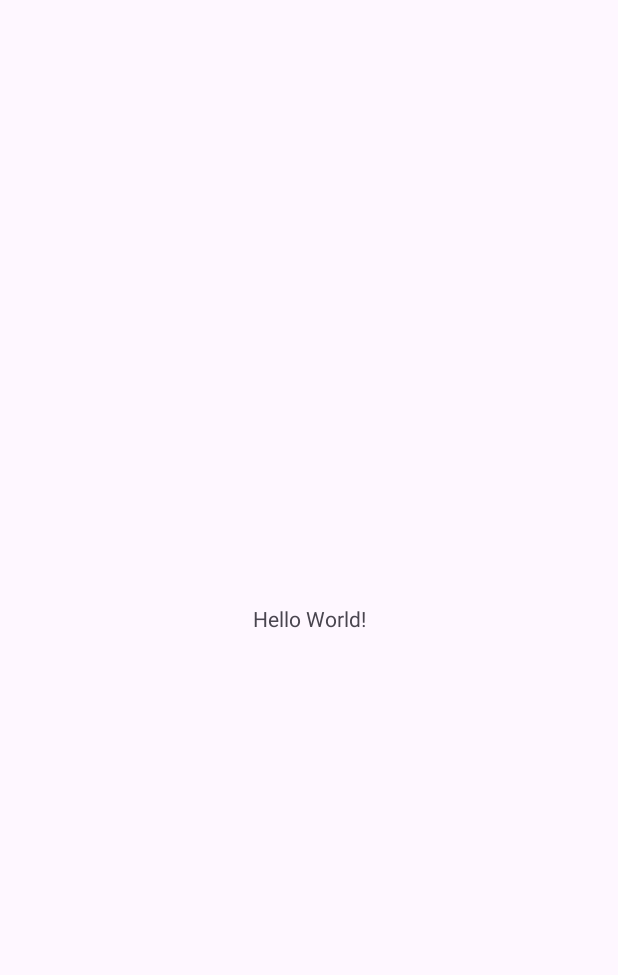
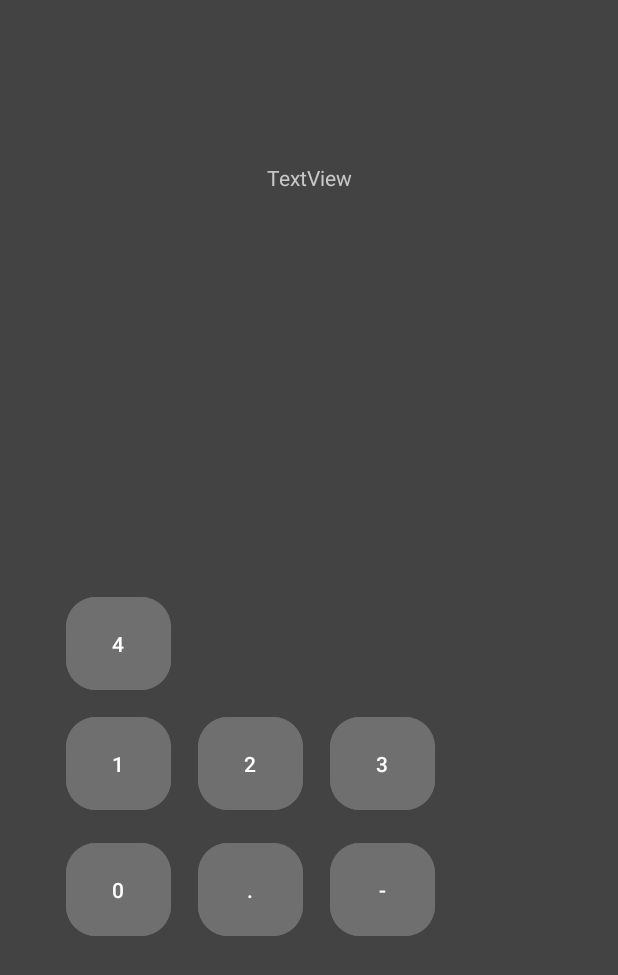
Before and after one commit to xmonds/CalculatorAppBen, an Android app: the screen it shows after launch (MainActivity), on a phone screen of 412 x 824 dp. Before the commit the part shown is almost empty. Shown: the top 975 px of the screen. Run offline under Robolectric (Android 15) with nearby library versions, the phone set to English and light mode, and no system bars.

Commit message:
added buttons

```diff
--- a/app/src/main/res/layout/activity_main.xml
+++ b/app/src/main/res/layout/activity_main.xml
@@ -4,15 +4,104 @@
     xmlns:tools="http://schemas.android.com/tools"
     android:layout_width="match_parent"
     android:layout_height="match_parent"
+    android:background="@color/background"
     tools:context=".MainActivity">
 
+    <Button
+        android:id="@+id/threeButton2"
+        android:layout_width="70dp"
+        android:layout_height="70dp"
+        android:layout_marginStart="44dp"
+        android:layout_marginBottom="360dp"
+        android:backgroundTint="@color/button"
+        android:text="4"
+        app:cornerRadius="20dp"
+        app:layout_constraintBottom_toBottomOf="parent"
+        app:layout_constraintStart_toStartOf="parent" />
+
+    <Button
+        android:id="@+id/twoButton"
+        android:layout_width="70dp"
+        android:layout_height="70dp"
+        android:layout_marginStart="132dp"
+        android:layout_marginBottom="280dp"
+        android:backgroundTint="@color/button"
+        android:text="2"
+        app:cornerRadius="20dp"
+        app:layout_constraintBottom_toBottomOf="parent"
+        app:layout_constraintStart_toStartOf="parent" />
+
+    <Button
+        android:id="@+id/threeButton"
+        android:layout_width="70dp"
+        android:layout_height="70dp"
+        android:layout_marginStart="220dp"
+        android:layout_marginBottom="280dp"
+        android:backgroundTint="@color/button"
+        android:text="3"
+        app:cornerRadius="20dp"
+        app:layout_constraintBottom_toBottomOf="parent"
+        app:layout_constraintStart_toStartOf="parent" />
+
+    <Button
+        android:id="@+id/dotButton"
+        android:layout_width="70dp"
+        android:layout_height="70dp"
+        android:layout_marginStart="44dp"
+        android:layout_marginBottom="196dp"
+        android:backgroundTint="@color/button"
+        android:text="0"
+        app:cornerRadius="20dp"
+        app:layout_constraintBottom_toBottomOf="parent"
+        app:layout_constraintStart_toStartOf="parent" />
+
     <TextView
-        android:layout_width="wrap_content"
-        android:layout_height="wrap_content"
-        android:text="Hello World!"
+        android:id="@+id/textView"
+        android:layout_width="243dp"
+        android:layout_height="97dp"
+        android:gravity="center_horizontal|center_vertical"
+        android:text="TextView"
+        android:textColor="@color/text"
         app:layout_constraintBottom_toBottomOf="parent"
         app:layout_constraintEnd_toEndOf="parent"
         app:layout_constraintStart_toStartOf="parent"
-        app:layout_constraintTop_toTopOf="parent" />
+        app:layout_constraintTop_toTopOf="parent"
+        app:layout_constraintVertical_bias="0.096" />
+
+    <Button
+        android:id="@+id/zeroButton"
+        android:layout_width="70dp"
+        android:layout_height="70dp"
+        android:layout_marginStart="132dp"
+        android:layout_marginBottom="196dp"
+        android:backgroundTint="@color/button"
+        android:text="."
+        app:cornerRadius="20dp"
+        app:layout_constraintBottom_toBottomOf="parent"
+        app:layout_constraintStart_toStartOf="parent" />
+
+    <Button
+        android:id="@+id/negativeButton"
+        android:layout_width="70dp"
+        android:layout_height="70dp"
+        android:layout_marginStart="220dp"
+        android:layout_marginBottom="196dp"
+        android:backgroundTint="@color/button"
+        android:text="-"
+        app:cornerRadius="20dp"
+        app:layout_constraintBottom_toBottomOf="parent"
+        app:layout_constraintStart_toStartOf="parent" />
+
+    <Button
+        android:id="@+id/oneButton"
+        android:layout_width="70dp"
+        android:layout_height="70dp"
+        android:layout_marginStart="44dp"
+        android:layout_marginBottom="280dp"
+        android:backgroundTint="@color/button"
+        android:text="1"
+        app:cornerRadius="20dp"
+        app:layout_constraintBottom_toBottomOf="parent"
+        app:layout_constraintStart_toStartOf="parent" />
 
 </androidx.constraintlayout.widget.ConstraintLayout>
--- a/app/src/main/res/values/colors.xml
+++ b/app/src/main/res/values/colors.xml
@@ -2,4 +2,7 @@
 <resources>
     <color name="black">#FF000000</color>
     <color name="white">#FFFFFFFF</color>
+    <color name="background">#434343</color>
+    <color name="text">#C8C8C8</color>
+    <color name="button">#6F6F6F</color>
 </resources>
```
